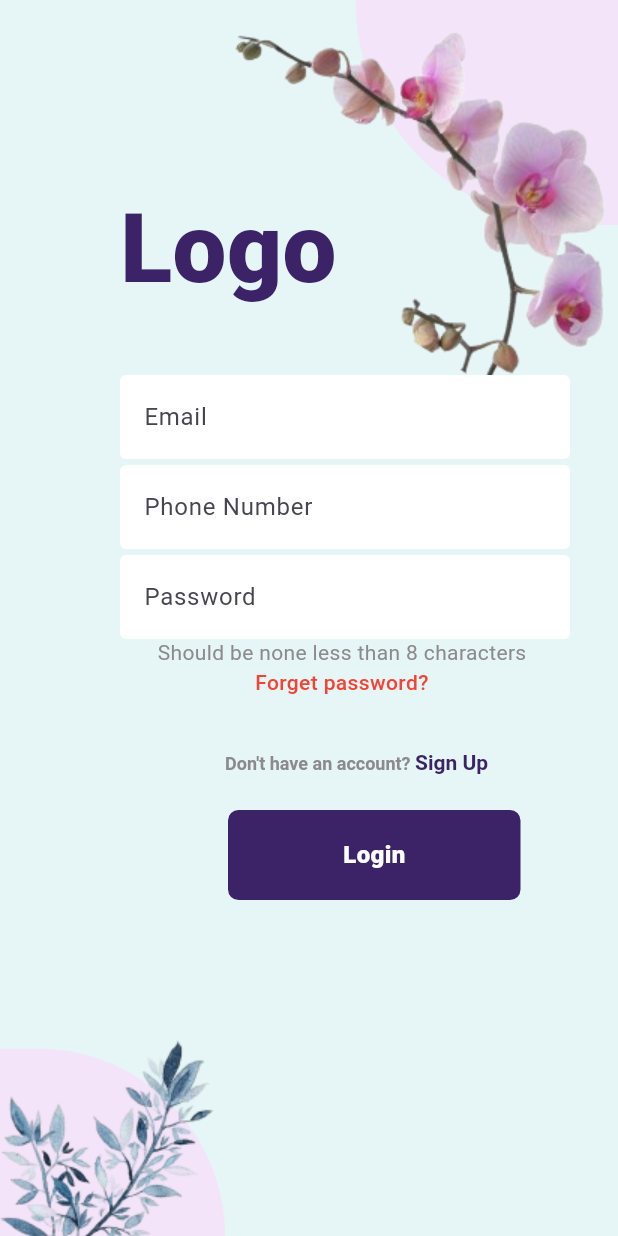
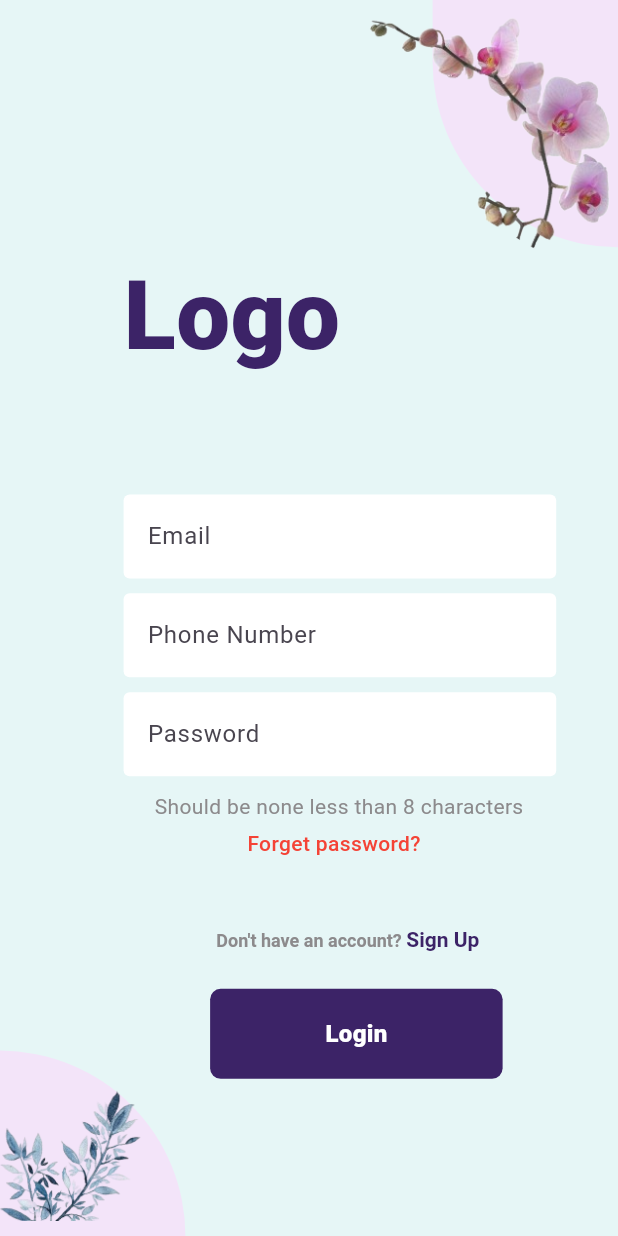
Before and after one commit to Ammaralshalet/flower_shop, a Flutter app: the screen it shows after launch, on a phone screen of 412 x 824 dp. Run offline on Flutter 3.47's test engine with Material 3 defaults, Android fonts, the phone set to English and light mode, and no system bars.

Commit message:
add responsive to login_page

```diff
--- /dev/null
+++ b/lib/responsive/responsive.dart
@@ -0,0 +1,25 @@
+import 'package:flutter/widgets.dart';
+
+class Responsive {
+  final BuildContext context;
+
+  Responsive(this.context);
+
+  double get screenWidth => MediaQuery.of(context).size.width;
+
+  double get screenHeight => MediaQuery.of(context).size.height;
+
+  double getWidthPercentage(double percentage) {
+    return screenWidth * percentage / 100;
+  }
+
+  double getHeightPercentage(double percentage) {
+    return screenHeight * percentage / 100;
+  }
+
+  bool isMobile() => screenWidth < 600;
+
+  bool isTablet() => screenWidth >= 600 && screenWidth < 1200;
+
+  bool isDesktop() => screenWidth >= 1200;
+}
--- a/lib/view/login_page.dart
+++ b/lib/view/login_page.dart
@@ -1,5 +1,6 @@
 import 'package:flutter/gestures.dart';
 import 'package:flutter/material.dart';
+import 'package:task/responsive/responsive.dart';
 import 'package:task/view/signup_page.dart';
 
 class LoginPage extends StatelessWidget {
@@ -7,6 +8,8 @@ class LoginPage extends StatelessWidget {
 
   @override
   Widget build(BuildContext context) {
+    final Responsive responsive = Responsive(context);
+
     return Scaffold(
       backgroundColor: const Color(0xffE6F6F6),
       body: Stack(
@@ -14,8 +17,8 @@ class LoginPage extends StatelessWidget {
           Align(
             alignment: Alignment.topRight,
             child: Container(
-              height: 150,
-              width: 175,
+              height: responsive.getHeightPercentage(20),
+              width: responsive.getWidthPercentage(30),
               decoration: const BoxDecoration(
                 color: Color(0xffF3E4F9),
                 borderRadius: BorderRadius.only(
@@ -27,12 +30,14 @@ class LoginPage extends StatelessWidget {
           Positioned(
             top: -50,
             right: -1,
-            child: Image.asset('asset/image_top.png'),
+            child: Image.asset('asset/image_top.png',
+                height: responsive.getHeightPercentage(30),
+                width: responsive.getWidthPercentage(50)),
           ),
-          const Positioned(
-            left: 80,
-            top: 120,
-            child: Text(
+          Positioned(
+            left: responsive.getWidthPercentage(20),
+            top: responsive.getHeightPercentage(20),
+            child: const Text(
               'Logo',
               style: TextStyle(
                 fontSize: 64,
@@ -42,10 +47,10 @@ class LoginPage extends StatelessWidget {
             ),
           ),
           Positioned(
-            left: 80,
-            top: 250,
+            left: responsive.getWidthPercentage(20),
+            top: responsive.getHeightPercentage(40),
             child: SizedBox(
-              width: 300,
+              width: responsive.getWidthPercentage(70),
               child: TextField(
                 decoration: InputDecoration(
                   hintText: 'Email',
@@ -60,10 +65,10 @@ class LoginPage extends StatelessWidget {
             ),
           ),
           Positioned(
-            left: 80,
-            top: 310,
+            left: responsive.getWidthPercentage(20),
+            top: responsive.getHeightPercentage(48),
             child: SizedBox(
-              width: 300,
+              width: responsive.getWidthPercentage(70),
               child: TextField(
                 decoration: InputDecoration(
                   hintText: 'Phone Number',
@@ -78,10 +83,10 @@ class LoginPage extends StatelessWidget {
             ),
           ),
           Positioned(
-            left: 80,
-            top: 370,
+            left: responsive.getWidthPercentage(20),
+            top: responsive.getHeightPercentage(56),
             child: SizedBox(
-              width: 300,
+              width: responsive.getWidthPercentage(70),
               child: TextField(
                 decoration: InputDecoration(
                   hintText: 'Password',
@@ -95,10 +100,10 @@ class LoginPage extends StatelessWidget {
               ),
             ),
           ),
-          const Positioned(
-            left: 105,
-            top: 425,
-            child: Text(
+          Positioned(
+            left: responsive.getWidthPercentage(25),
+            top: responsive.getHeightPercentage(64),
+            child: const Text(
               'Should be none less than 8 characters',
               style: TextStyle(
                 color: Color(0xff8C8A8C),
@@ -107,10 +112,10 @@ class LoginPage extends StatelessWidget {
               ),
             ),
           ),
-          const Positioned(
-            left: 170,
-            top: 445,
-            child: Text(
+          Positioned(
+            left: responsive.getWidthPercentage(40),
+            top: responsive.getHeightPercentage(67),
+            child: const Text(
               'Forget password?',
               style: TextStyle(
                 color: Colors.red,
@@ -120,8 +125,8 @@ class LoginPage extends StatelessWidget {
             ),
           ),
           Positioned(
-            left: 150,
-            top: 500,
+            left: responsive.getWidthPercentage(35),
+            top: responsive.getHeightPercentage(75),
             child: Column(
               children: [
                 Row(
@@ -172,8 +177,8 @@ class LoginPage extends StatelessWidget {
             ),
           ),
           Positioned(
-            top: 540,
-            left: 152,
+            top: responsive.getHeightPercentage(80),
+            left: responsive.getWidthPercentage(34),
             child: Container(
               height: 60,
               width: 195,
@@ -196,8 +201,8 @@ class LoginPage extends StatelessWidget {
           Align(
             alignment: Alignment.bottomLeft,
             child: Container(
-              height: 125,
-              width: 150,
+              height: responsive.getHeightPercentage(15),
+              width: responsive.getWidthPercentage(30),
               decoration: const BoxDecoration(
                 color: Color(0xffF3E4F9),
                 borderRadius: BorderRadius.only(
@@ -209,7 +214,9 @@ class LoginPage extends StatelessWidget {
           Positioned(
             left: -1,
             bottom: -1,
-            child: Image.asset('asset/image_bottom.png'),
+            child: Image.asset('asset/image_bottom.png',
+                height: responsive.getHeightPercentage(15),
+                width: responsive.getWidthPercentage(30)),
           ),
         ],
       ),
--- a/pubspec.yaml
+++ b/pubspec.yaml
@@ -37,6 +37,7 @@ dependencies:
   cupertino_icons: ^1.0.6
   file_picker: ^8.0.7
   flutter_svg: ^2.0.10+1
+  get: ^4.6.6
 
 dev_dependencies:
   flutter_test:
```
Also changed, not shown: pubspec.lock.
